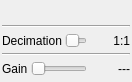
Old version of the form plugins/samplesource/rtlsdr/rtlsdrgui.ui in the repository f4exb/sdrangel.
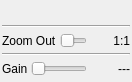
New version of the form. Custom widgets are drawn as their Qt base class.

The edit to the form file:
```diff
--- a/plugins/samplesource/rtlsdr/rtlsdrgui.ui
+++ b/plugins/samplesource/rtlsdr/rtlsdrgui.ui
@@ -130,7 +130,7 @@
         </sizepolicy>
        </property>
        <property name="text">
-        <string>Decimation</string>
+        <string>Zoom Out</string>
        </property>
       </widget>
      </item>
```
